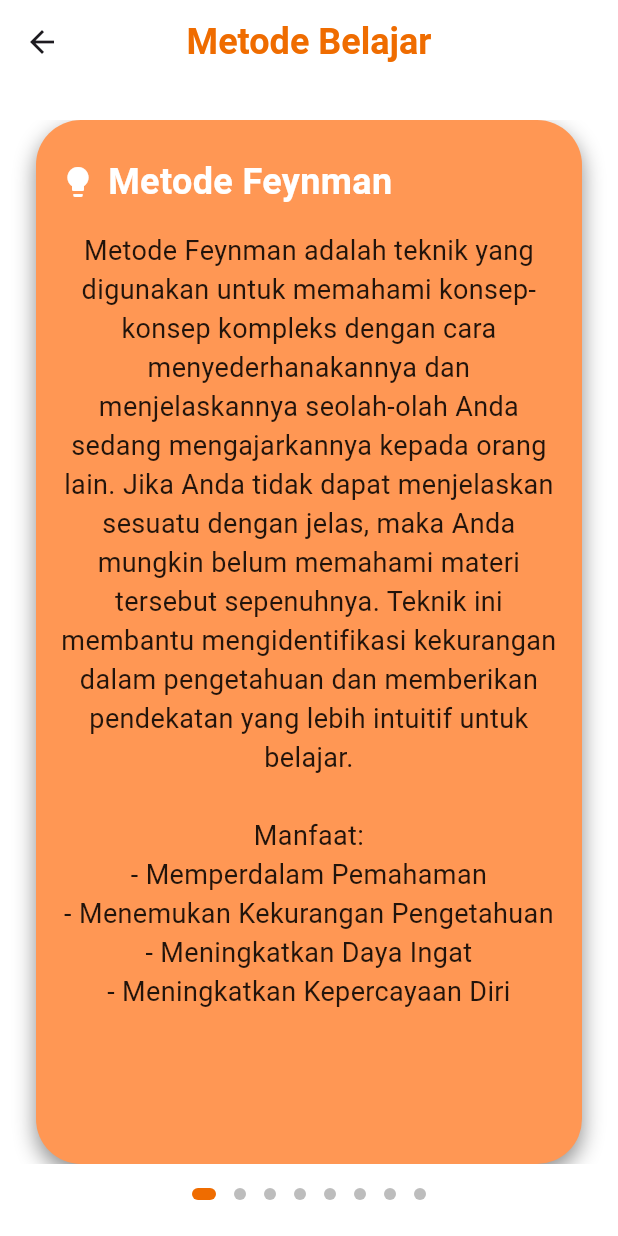
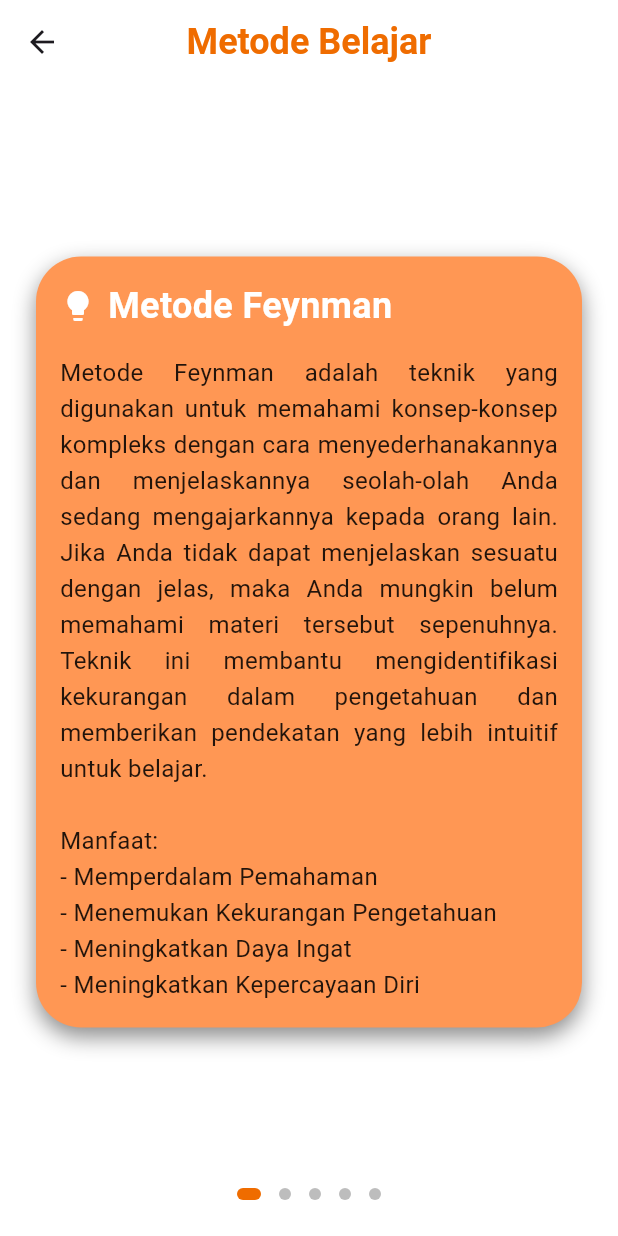
Before and after one commit to denjear/productivemate, a Flutter app: the LearningMethodsPage screen opened directly, on a phone screen of 412 x 824 dp. Run offline on Flutter 3.47's test engine with Material 3 defaults, Android fonts, the phone set to English and light mode, and no system bars.

Commit message:
Update learning_methods_page.dart

```diff
--- a/lib/pages/learning_methods_page.dart
+++ b/lib/pages/learning_methods_page.dart
@@ -37,21 +37,6 @@ class _LearningMethodsPageState extends State<LearningMethodsPage> {
       "description":
           "Metode SQ3R adalah metode membaca yang mencakup langkah-langkah Survey, Question, Read, Recite, dan Review. Tujuannya adalah untuk memahami dan mengingat informasi secara lebih efisien, dengan memfokuskan pembaca pada hal-hal yang paling penting.\n\nManfaat:\n- Efektivitas Membaca\n- Memperbaiki Pengingatan\n- Meningkatkan Kecepatan Membaca"
     },
-    {
-      "title": "Fokus pada Satu Topik",
-      "description":
-          "Belajar dengan fokus pada satu topik per hari mengurangi kelelahan mental dan memungkinkan pemahaman yang lebih baik. Dengan menghindari multitasking, Anda dapat mendedikasikan waktu lebih lama untuk mempelajari dan memahami satu topik secara mendalam.\n\nManfaat:\n- Mengurangi Kelelahan Mental\n- Meningkatkan Pemahaman\n- Efisien Waktu"
-    },
-    {
-      "title": "Catatan Tulisan Tangan",
-      "description":
-          "Menulis catatan dengan tangan lebih efektif daripada mengetik di komputer. Menulis secara manual membantu meningkatkan daya ingat dan pemahaman konsep, karena proses menulis memperkuat koneksi otak.\n\nManfaat:\n- Meningkatkan Daya Ingat\n- Meningkatkan Pemahaman\n- Fokus dan Tanpa Gangguan"
-    },
-    {
-      "title": "Study Before Bed",
-      "description":
-          "Belajar sebelum tidur membantu otak mengorganisasi informasi yang telah dipelajari. Proses pembelajaran saat tidur meningkatkan retensi dan memperkuat koneksi antara pengetahuan yang baru dipelajari dengan pengetahuan yang sudah ada.\n\nManfaat:\n- Memperkuat Ingatan\n- Meningkatkan Konsolidasi Memori\n- Efektif untuk Mengingat"
-    },
   ];
 
   @override
@@ -78,6 +63,7 @@ class _LearningMethodsPageState extends State<LearningMethodsPage> {
             child: PageView.builder(
               controller: _pageController,
               itemCount: learningMethods.length,
+              physics: const BouncingScrollPhysics(), // Enable swipe
               onPageChanged: (int index) {
                 setState(() {
                   _currentIndex = index;
@@ -87,6 +73,14 @@ class _LearningMethodsPageState extends State<LearningMethodsPage> {
                 return Padding(
                   padding: const EdgeInsets.symmetric(horizontal: 24.0),
                   child: Center(
+                    child: GestureDetector(
+                      behavior: HitTestBehavior.opaque, // Allow swipes to pass through
+                      onHorizontalDragUpdate: (details) {
+                        // Enable swipe gestures for PageView
+                        _pageController.position.moveTo(
+                          _pageController.position.pixels - details.delta.dx,
+                        );
+                      },
                       child: Container(
                         decoration: BoxDecoration(
                           color: const Color(0xFFFF9754), // Bright orange color
@@ -99,19 +93,24 @@ class _LearningMethodsPageState extends State<LearningMethodsPage> {
                             ),
                           ],
                         ),
-                      padding: const EdgeInsets.symmetric(horizontal: 16, vertical: 24),
+                        padding: const EdgeInsets.all(16),
+                        child: SingleChildScrollView(
+                          physics: const BouncingScrollPhysics(),
                           child: Column(
+                            crossAxisAlignment: CrossAxisAlignment.start,
                             children: [
                               Row(
                                 children: [
                                   const Icon(Icons.lightbulb, color: Colors.white),
                                   const SizedBox(width: 8),
-                              Text(
+                                  Expanded(
+                                    child: Text(
                                       learningMethods[index]['title']!,
                                       style: const TextStyle(
                                         fontSize: 24,
                                         fontWeight: FontWeight.bold,
                                         color: Colors.white,
+                                      ),
                                     ),
                                   ),
                                 ],
@@ -120,12 +119,15 @@ class _LearningMethodsPageState extends State<LearningMethodsPage> {
                               Text(
                                 learningMethods[index]['description']!,
                                 style: const TextStyle(
-                              fontSize: 18,
+                                  fontSize: 16, // Slightly smaller font for readability
                                   color: Colors.black87,
+                                  height: 1.5, // Better line height
                                 ),
-                            textAlign: TextAlign.center,
+                                textAlign: TextAlign.justify, // Justified alignment for cleaner look
                               ),
                             ],
+                          ),
+                        ),
                       ),
                     ),
                   ),
@@ -158,3 +160,9 @@ class _LearningMethodsPageState extends State<LearningMethodsPage> {
     );
   }
 }
+
+void main() {
+  runApp(const MaterialApp(
+    home: LearningMethodsPage(),
+  ));
+}
```
Lines whose indentation alone changed are shown as unchanged.
